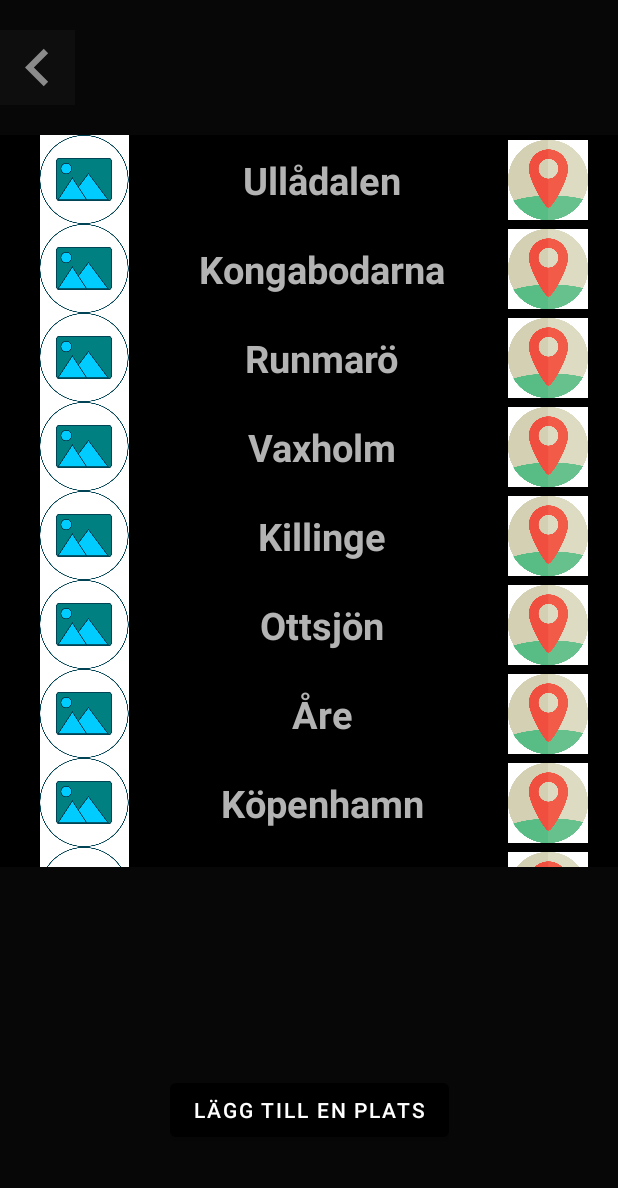
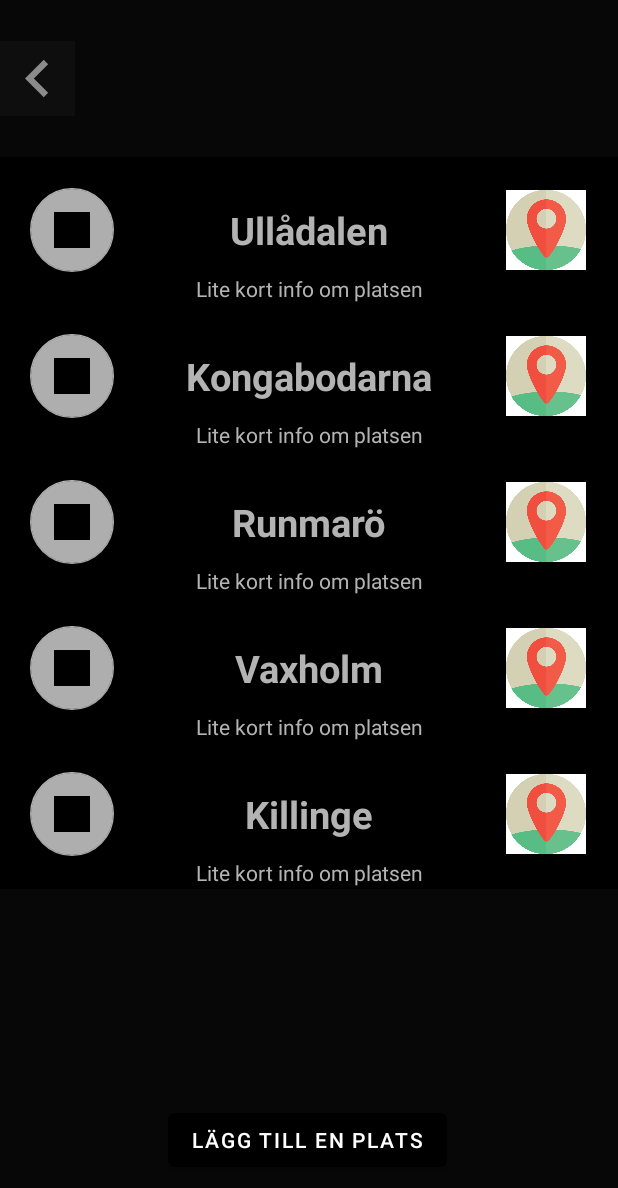
Before and after one commit to Salmberg/PlacesApp, an Android app: the screen it shows after launch once a user with an empty profile is signed in (PlacesActivity), on a phone screen of 412 x 824 dp. Shown: the top 1188 px of the screen. Run offline under Robolectric (Android 15) with nearby library versions, the phone set to English and light mode, and no system bars; our stand-ins replace Firebase (no records; nobody signed in at launch, a user with empty details on screens opened directly); Roboto replaces fonts that are not available here; 1 statement that could not run was skipped.

```diff
--- a/app/build.gradle
+++ b/app/build.gradle
@@ -2,6 +2,7 @@ plugins {
     id 'com.android.application'
     id 'org.jetbrains.kotlin.android'
     id 'com.google.gms.google-services'
+    id 'com.google.android.libraries.mapsplatform.secrets-gradle-plugin'
 }
 
 android {
@@ -31,6 +32,9 @@ android {
     kotlinOptions {
         jvmTarget = '1.8'
     }
+    buildFeatures {
+        viewBinding true
+    }
 }
 
 dependencies {
@@ -43,6 +47,7 @@ dependencies {
     implementation 'com.google.firebase:firebase-auth-ktx:21.1.0'
     implementation 'androidx.lifecycle:lifecycle-livedata-ktx:2.5.1'
     implementation 'androidx.lifecycle:lifecycle-viewmodel-ktx:2.5.1'
+    implementation 'com.google.android.gms:play-services-maps:18.1.0'
     testImplementation 'junit:junit:4.13.2'
     androidTestImplementation 'androidx.test.ext:junit:1.1.4'
     androidTestImplementation 'androidx.test.espresso:espresso-core:3.5.0'
--- a/app/src/main/java/com/example/placesapp/PlacesActivity.kt
+++ b/app/src/main/java/com/example/placesapp/PlacesActivity.kt
@@ -1,23 +1,38 @@
 package com.example.placesapp
 
 import android.annotation.SuppressLint
+import android.content.Intent
 import androidx.appcompat.app.AppCompatActivity
 import android.os.Bundle
 import android.widget.Button
 import android.widget.ImageButton
+import android.widget.ImageView
 import androidx.recyclerview.widget.LinearLayoutManager
 import androidx.recyclerview.widget.RecyclerView
 import com.example.placesapp.Datamanager.places
+import com.google.android.material.floatingactionbutton.FloatingActionButton
+import com.google.firebase.auth.FirebaseAuth
+import com.google.firebase.auth.ktx.auth
+import com.google.firebase.firestore.FirebaseFirestore
+import com.google.firebase.firestore.ktx.firestore
+import com.google.firebase.ktx.Firebase
 
 class PlacesActivity : AppCompatActivity() {
 
     lateinit var recyclerView: RecyclerView
 
+    lateinit var db: FirebaseFirestore
+    lateinit var auth : FirebaseAuth
 
+
+    @SuppressLint("MissingInflatedId")
     override fun onCreate(savedInstanceState: Bundle?) {
         super.onCreate(savedInstanceState)
         setContentView(R.layout.activity_places)
 
+        db = Firebase.firestore
+
+        auth = Firebase.auth
 
         recyclerView = findViewById(R.id.placesRecycleView)
         val button = findViewById<ImageButton>(R.id.backButton)
@@ -28,9 +43,20 @@ class PlacesActivity : AppCompatActivity() {
         val adapter = PlacesRecyclerAdapter(this, places)
         recyclerView.adapter = adapter
 
+        val pictureButton = findViewById<FloatingActionButton>(R.id.pictureButton)
+        pictureButton.setOnClickListener {
+            goToPictureActivity()
+        }
+
         button.setOnClickListener {
             finish()
         }
 
     }
+    fun goToPictureActivity(){
+        val intent = Intent(this, ImageActivity::class.java)
+        startActivity(intent)
+    }
+
+
 }
--- a/app/src/main/java/com/example/placesapp/PlacesRecyclerAdapter.kt
+++ b/app/src/main/java/com/example/placesapp/PlacesRecyclerAdapter.kt
@@ -1,11 +1,15 @@
 package com.example.placesapp
 
+import android.content.Intent
 import android.view.LayoutInflater
 import android.view.View
 import android.view.ViewGroup
+import android.widget.Button
 import android.widget.ImageView
 import android.widget.TextView
+import androidx.core.content.ContextCompat.startActivity
 import androidx.recyclerview.widget.RecyclerView
+import com.google.android.material.floatingactionbutton.FloatingActionButton
 
 class PlacesRecyclerAdapter(
     val context: PlacesActivity,
@@ -21,14 +25,18 @@ class PlacesRecyclerAdapter(
         val itemView = layoutInflater.inflate(R.layout.places, parent, false)
 
         return ViewHolder(itemView)
+
     }
 
     override fun onBindViewHolder(holder: ViewHolder, position: Int) {
         val place = places[position]
 
         holder.nameTextView.text = place.name
-        holder.pictureImageView.setImageDrawable(holder.pictureImageView.context.getDrawable(place.image))
+
         holder.pinImageView.setImageDrawable(holder.pinImageView.context.getDrawable(place.position))
+        holder.pictureButton.setImageDrawable(holder.pictureButton.context.getDrawable(place.image))
+
+
     }
 
     override fun getItemCount() = places.size
@@ -37,8 +45,10 @@ class PlacesRecyclerAdapter(
     inner class ViewHolder(itemView: View) : RecyclerView.ViewHolder(itemView) {
 
         val nameTextView = itemView.findViewById<TextView>(R.id.nameTextView)
-        val pictureImageView = itemView.findViewById<ImageView>(R.id.pictureImageView)
+        val pictureButton = itemView.findViewById<FloatingActionButton>(R.id.pictureButton)
         val pinImageView = itemView.findViewById<ImageView>(R.id.pinImageView)
+
+
 
     }
 
--- a/app/src/main/res/layout/activity_places.xml
+++ b/app/src/main/res/layout/activity_places.xml
@@ -8,23 +8,26 @@
 
     <androidx.recyclerview.widget.RecyclerView
         android:id="@+id/placesRecycleView"
-        android:layout_width="413dp"
+        android:layout_width="0dp"
         android:layout_height="488dp"
         android:background="#000000"
         app:layout_constraintBottom_toBottomOf="parent"
         app:layout_constraintEnd_toEndOf="parent"
+        app:layout_constraintHorizontal_bias="0.0"
         app:layout_constraintStart_toStartOf="parent"
         app:layout_constraintTop_toTopOf="parent"
-        app:layout_constraintVertical_bias="0.267" />
+        app:layout_constraintVertical_bias="0.312"
+        tools:listitem="@layout/places" />
 
     <Button
         android:id="@+id/addButton"
         android:layout_width="wrap_content"
         android:layout_height="wrap_content"
-        android:layout_marginBottom="60dp"
+        android:layout_marginBottom="40dp"
         android:text="Lägg till en plats"
         app:layout_constraintBottom_toBottomOf="parent"
         app:layout_constraintEnd_toEndOf="parent"
+        app:layout_constraintHorizontal_bias="0.497"
         app:layout_constraintStart_toStartOf="parent" />
 
     <ImageButton
--- a/app/src/main/res/layout/places.xml
+++ b/app/src/main/res/layout/places.xml
@@ -16,18 +16,9 @@
         android:textStyle="bold"
         app:layout_constraintBottom_toBottomOf="parent"
         app:layout_constraintEnd_toStartOf="@+id/pinImageView"
-        app:layout_constraintStart_toEndOf="@+id/pictureImageView"
-        app:layout_constraintTop_toTopOf="parent" />
-
-    <ImageView
-        android:id="@+id/pictureImageView"
-        android:layout_width="72dp"
-        android:layout_height="59dp"
-        android:layout_marginStart="20dp"
-        app:layout_constraintBottom_toBottomOf="parent"
-        app:layout_constraintStart_toStartOf="parent"
+        app:layout_constraintStart_toEndOf="@+id/pictureButton"
         app:layout_constraintTop_toTopOf="parent"
-        app:srcCompat="@drawable/picture_button" />
+        app:layout_constraintVertical_bias="0.499" />
 
     <ImageView
         android:id="@+id/pinImageView"
@@ -38,4 +29,27 @@
         app:layout_constraintEnd_toEndOf="parent"
         app:layout_constraintTop_toTopOf="parent"
         app:srcCompat="@drawable/pin_button" />
+
+    <TextView
+        android:id="@+id/infoTextView"
+        android:layout_width="wrap_content"
+        android:layout_height="wrap_content"
+        android:layout_marginTop="12dp"
+        android:text="Lite kort info om platsen"
+        android:textAlignment="center"
+        android:textColor="#B3B3B3"
+        app:layout_constraintEnd_toEndOf="parent"
+        app:layout_constraintStart_toStartOf="parent"
+        app:layout_constraintTop_toBottomOf="@+id/nameTextView" />
+
+    <com.google.android.material.floatingactionbutton.FloatingActionButton
+        android:id="@+id/pictureButton"
+        android:layout_width="wrap_content"
+        android:layout_height="wrap_content"
+        android:layout_marginStart="20dp"
+        android:clickable="true"
+        app:layout_constraintBottom_toBottomOf="parent"
+        app:layout_constraintStart_toStartOf="parent"
+        app:layout_constraintTop_toTopOf="parent"
+        app:srcCompat="@drawable/picture_button" />
 </androidx.constraintlayout.widget.ConstraintLayout>
--- a/app/src/main/res/values/strings.xml
+++ b/app/src/main/res/values/strings.xml
@@ -1,3 +1,4 @@
 <resources>
     <string name="app_name">PlacesApp</string>
+    <string name="title_activity_maps">MapsActivity</string>
 </resources>
--- a/build.gradle
+++ b/build.gradle
@@ -7,4 +7,5 @@ plugins {
     id 'com.android.application' version '7.3.1' apply false
     id 'com.android.library' version '7.3.1' apply false
     id 'org.jetbrains.kotlin.android' version '1.7.20' apply false
+    id 'com.google.android.libraries.mapsplatform.secrets-gradle-plugin' version '2.0.1' apply false
 }
```
Also changed, not shown: app/src/main/AndroidManifest.xml (+20 -0 lines), app/src/main/java/com/example/placesapp/MapsActivity.kt (added, +48 -0 lines), app/src/main/res/layout/activity_image.xml (+23 -0 lines), app/src/main/res/layout/activity_maps.xml (added, +9 -0 lines), 2 other files.
